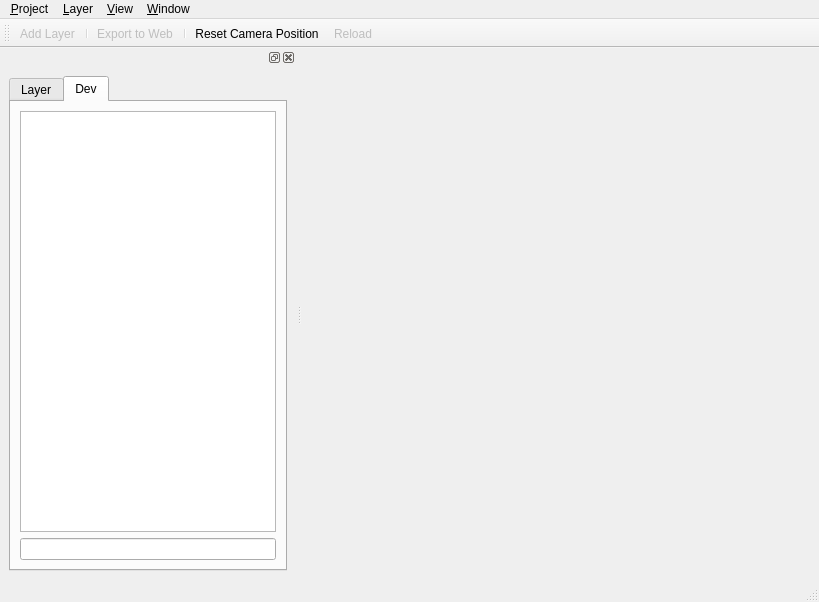
Before: the Qt Designer form viewer2/q3dwindow.ui in minorua/Qgis2threejs, drawn with Qt 5.
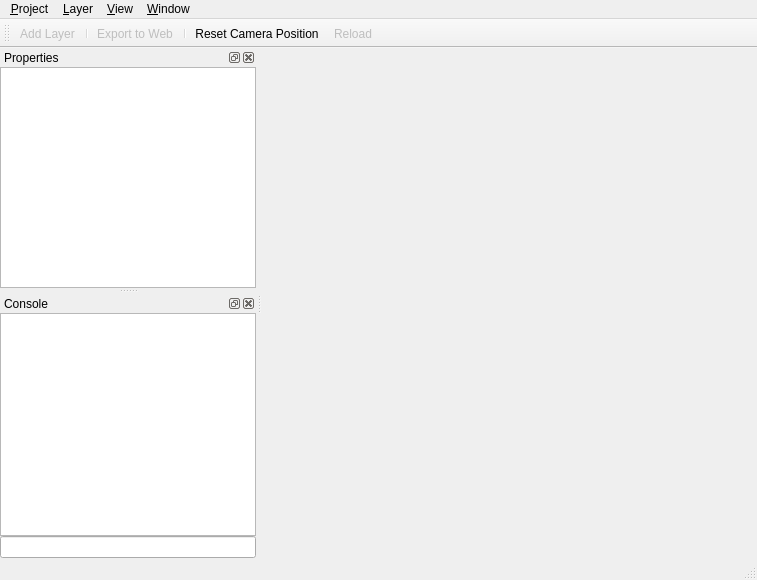
After: the same form once the commit is applied. The open tabs and pages were chosen to show the change. Custom widgets are drawn as their Qt base class.

Commit message: LiveExporter: window layout (tree view, console and status bar)

Diff of the .ui file:
```diff
--- a/viewer2/q3dwindow.ui
+++ b/viewer2/q3dwindow.ui
@@ -6,8 +6,8 @@
    <rect>
     <x>0</x>
     <y>0</y>
-    <width>819</width>
-    <height>602</height>
+    <width>757</width>
+    <height>580</height>
    </rect>
   </property>
   <property name="acceptDrops">
@@ -17,7 +17,7 @@
    <string>Live Exporter - Qgis2threejs</string>
   </property>
   <widget class="QWidget" name="centralwidget">
-   <layout class="QVBoxLayout" name="verticalLayout_2">
+   <layout class="QVBoxLayout" name="verticalLayout">
     <property name="margin">
      <number>0</number>
     </property>
@@ -31,7 +31,7 @@
     <rect>
      <x>0</x>
      <y>0</y>
-     <width>819</width>
+     <width>757</width>
      <height>21</height>
     </rect>
    </property>
@@ -101,50 +101,32 @@
    <addaction name="menuWindow"/>
   </widget>
   <widget class="QStatusBar" name="statusbar"/>
-  <widget class="QDockWidget" name="dockWidget">
+  <widget class="QDockWidget" name="dockWidgetProperties">
+   <property name="windowTitle">
+    <string>Properties</string>
+   </property>
    <attribute name="dockWidgetArea">
     <number>1</number>
    </attribute>
    <widget class="QWidget" name="dockWidgetContents">
-    <layout class="QVBoxLayout" name="verticalLayout_3">
+    <layout class="QVBoxLayout" name="verticalLayout_2">
      <property name="spacing">
       <number>0</number>
      </property>
+     <property name="margin">
+      <number>0</number>
+     </property>
      <item>
-      <widget class="QTabWidget" name="tabWidget">
-       <property name="currentIndex">
-        <number>0</number>
+      <widget class="QTreeView" name="treeView">
+       <property name="sizePolicy">
+        <sizepolicy hsizetype="Expanding" vsizetype="Expanding">
+         <horstretch>0</horstretch>
+         <verstretch>0</verstretch>
+        </sizepolicy>
        </property>
-       <widget class="QWidget" name="tab">
-        <attribute name="title">
-         <string>Layer</string>
-        </attribute>
-        <layout class="QVBoxLayout" name="verticalLayout">
-         <item>
-          <widget class="QTreeView" name="treeView">
-           <property name="sizePolicy">
-            <sizepolicy hsizetype="Expanding" vsizetype="Expanding">
-             <horstretch>0</horstretch>
-             <verstretch>0</verstretch>
-            </sizepolicy>
-           </property>
-          </widget>
-         </item>
-        </layout>
-       </widget>
-       <widget class="QWidget" name="tab_2">
-        <attribute name="title">
-         <string>Dev</string>
-        </attribute>
-        <layout class="QVBoxLayout" name="verticalLayout_4">
-         <item>
-          <widget class="QListWidget" name="listWidgetDebugView"/>
-         </item>
-         <item>
-          <widget class="QLineEdit" name="lineEditInputBox"/>
-         </item>
-        </layout>
-       </widget>
+       <property name="headerHidden">
+        <bool>true</bool>
+       </property>
       </widget>
      </item>
     </layout>
@@ -167,6 +149,33 @@
    <addaction name="actionReset_Camera_Position"/>
    <addaction name="actionReload"/>
   </widget>
+  <widget class="QDockWidget" name="dockWidgetConsole">
+   <property name="floating">
+    <bool>false</bool>
+   </property>
+   <property name="windowTitle">
+    <string>Console</string>
+   </property>
+   <attribute name="dockWidgetArea">
+    <number>1</number>
+   </attribute>
+   <widget class="QWidget" name="dockWidgetContents_2">
+    <layout class="QVBoxLayout" name="verticalLayout_3">
+     <property name="spacing">
+      <number>0</number>
+     </property>
+     <property name="margin">
+      <number>0</number>
+     </property>
+     <item>
+      <widget class="QListWidget" name="listWidgetDebugView"/>
+     </item>
+     <item>
+      <widget class="QLineEdit" name="lineEditInputBox"/>
+     </item>
+    </layout>
+   </widget>
+  </widget>
   <action name="actionSTL_format">
    <property name="enabled">
     <bool>false</bool>
```
The commit also changes 2 other files.
